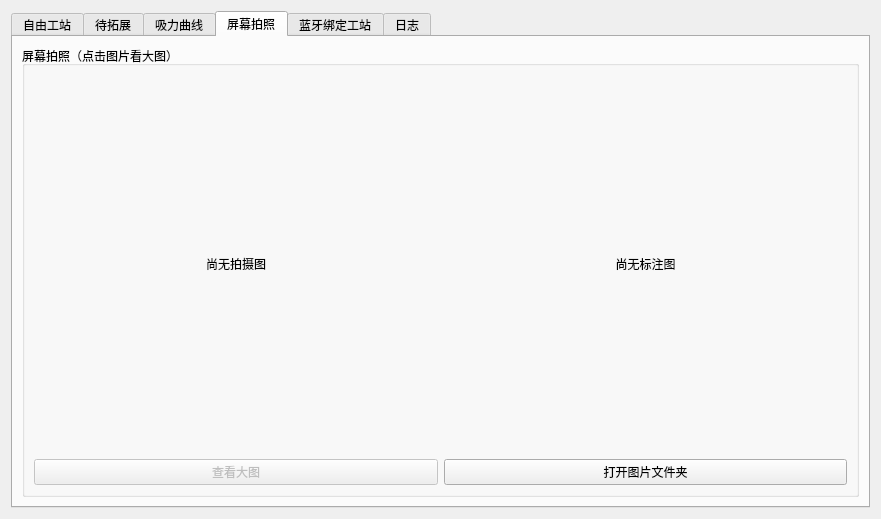
Old version of the form work_station/freework/qfreework.ui in the repository yuhuang163/test.
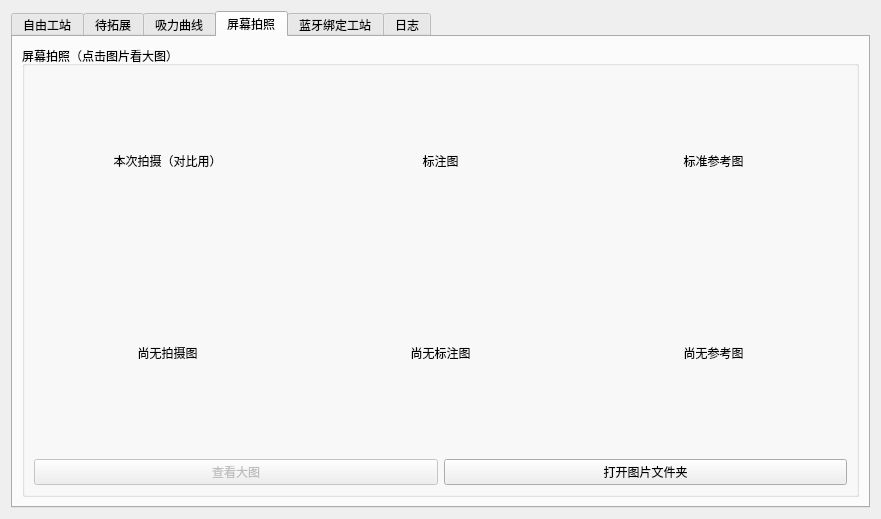
New version of the form. The open tabs and pages were chosen to show the change.

```diff
--- a/work_station/freework/qfreework.ui
+++ b/work_station/freework/qfreework.ui
@@ -805,14 +805,51 @@
            <string>屏幕拍照（点击图片看大图）</string>
           </property>
           <layout class="QVBoxLayout" name="verticalLayout_screenInspectPreview">
+           <item>
+            <layout class="QHBoxLayout" name="horizontalLayout_screenInspectCaptions">
+             <item>
+              <widget class="QLabel" name="label_screenInspectShotCaption">
+               <property name="text">
+                <string>本次拍摄（对比用）</string>
+               </property>
+               <property name="alignment">
+                <set>Qt::AlignCenter</set>
+               </property>
+              </widget>
+             </item>
+             <item>
+              <widget class="QLabel" name="label_screenInspectMarkCaption">
+               <property name="visible">
+                <bool>false</bool>
+               </property>
+               <property name="text">
+                <string>标注图</string>
+               </property>
+               <property name="alignment">
+                <set>Qt::AlignCenter</set>
+               </property>
+              </widget>
+             </item>
+             <item>
+              <widget class="QLabel" name="label_screenInspectRefCaption">
+               <property name="text">
+                <string>标准参考图</string>
+               </property>
+               <property name="alignment">
+                <set>Qt::AlignCenter</set>
+               </property>
+              </widget>
+             </item>
+            </layout>
+           </item>
            <item>
             <layout class="QHBoxLayout" name="horizontalLayout_screenInspectThumbs">
              <item>
               <widget class="QLabel" name="label_screenInspectShot">
                <property name="minimumSize">
                 <size>
-                 <width>240</width>
-                 <height>240</height>
+                 <width>200</width>
+                 <height>200</height>
                 </size>
                </property>
                <property name="alignment">
@@ -827,8 +864,8 @@
               <widget class="QLabel" name="label_screenInspectMark">
                <property name="minimumSize">
                 <size>
-                 <width>240</width>
-                 <height>240</height>
+                 <width>200</width>
+                 <height>200</height>
                 </size>
                </property>
                <property name="alignment">
@@ -839,6 +876,22 @@
                </property>
               </widget>
              </item>
+             <item>
+              <widget class="QLabel" name="label_screenInspectRef">
+               <property name="minimumSize">
+                <size>
+                 <width>200</width>
+                 <height>200</height>
+                </size>
+               </property>
+               <property name="alignment">
+                <set>Qt::AlignCenter</set>
+               </property>
+               <property name="text">
+                <string>尚无参考图</string>
+               </property>
+              </widget>
+             </item>
             </layout>
            </item>
            <item>
```
